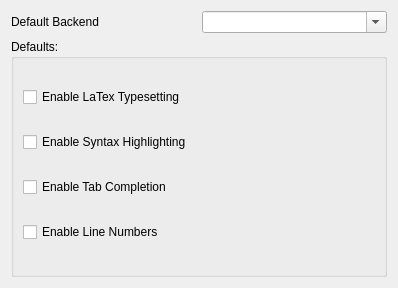
The window that src/settings.ui (KDE/cantor) describes before a commit, drawn with Qt 5.
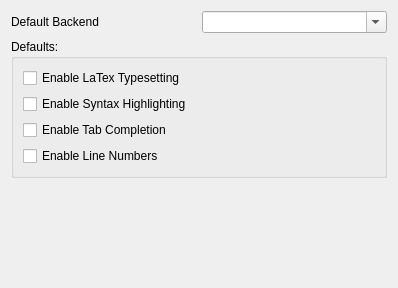
The same window after the commit. Custom widgets are drawn as their Qt base class.

Commit message: add vertical spacers to the bottom of the settings widgets, so they show up at the top of the dialog

The edit to the form file:
```diff
--- a/src/settings.ui
+++ b/src/settings.ui
@@ -70,6 +70,19 @@
      </item>
     </layout>
    </item>
+   <item row="2" column="0">
+    <spacer name="verticalSpacer">
+     <property name="orientation">
+      <enum>Qt::Vertical</enum>
+     </property>
+     <property name="sizeHint" stdset="0">
+      <size>
+       <width>20</width>
+       <height>40</height>
+      </size>
+     </property>
+    </spacer>
+   </item>
   </layout>
  </widget>
  <customwidgets>
```
The commit also changes 3 other files.
